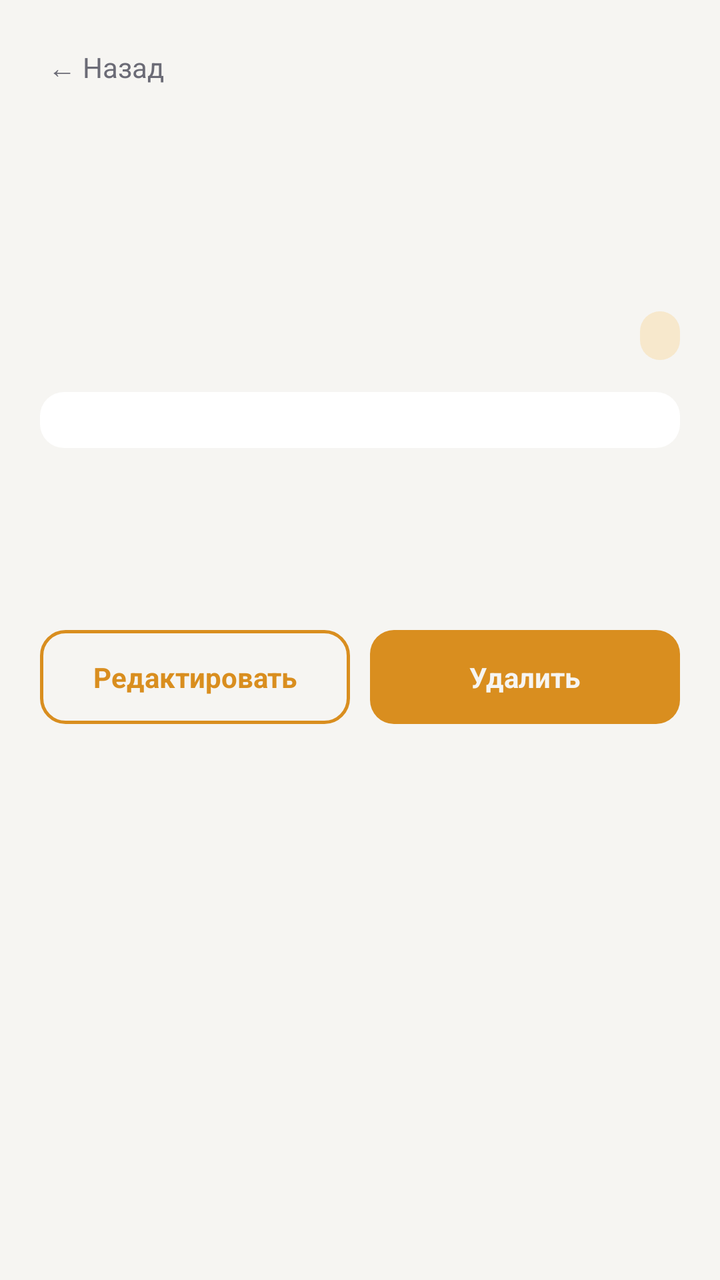
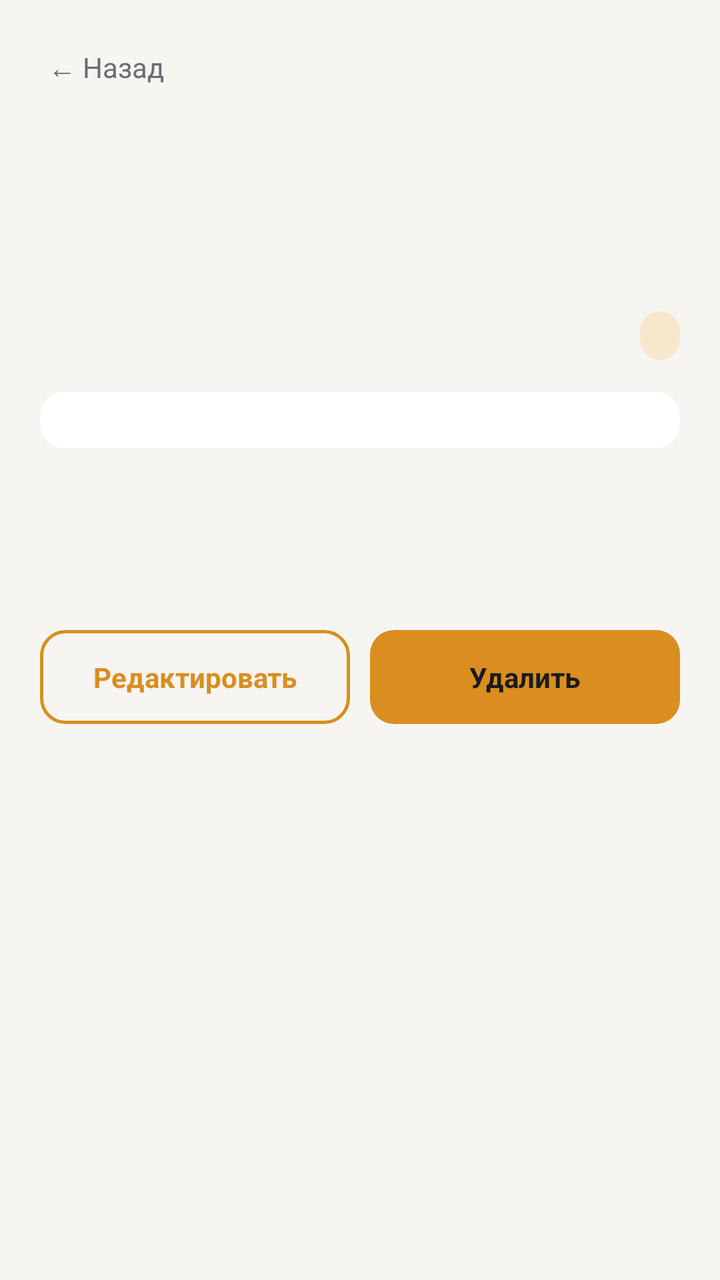

An Android layout rendered at two revisions. The XML below is the earlier revision; the diff shows what the commit changed to produce the second picture.
<!-- AndroidManifest.xml: application theme Theme.MovieDiary -->
<!-- res/layout/fragment_movie_detail.xml -->
<?xml version="1.0" encoding="utf-8"?>
<LinearLayout xmlns:android="http://schemas.android.com/apk/res/android"
    android:layout_width="match_parent"
    android:layout_height="match_parent"
    android:orientation="vertical"
    android:background="@color/colorBackground">

    <LinearLayout
        android:layout_width="match_parent"
        android:layout_height="wrap_content"
        android:orientation="horizontal"
        android:padding="16dp"
        android:gravity="center_vertical">

        <TextView
            android:id="@+id/btnBack"
            android:layout_width="wrap_content"
            android:layout_height="wrap_content"
            android:text="← Назад"
            android:textColor="@color/colorTextMuted"
            android:padding="8dp" />
    </LinearLayout>

    <ScrollView
        android:layout_width="match_parent"
        android:layout_height="0dp"
        android:layout_weight="1">

        <LinearLayout
            android:layout_width="match_parent"
            android:layout_height="wrap_content"
            android:orientation="vertical"
            android:padding="20dp">

            <TextView
                android:id="@+id/tvTitle"
                android:layout_width="match_parent"
                android:layout_height="wrap_content"
                android:textColor="@color/colorTextPrimary"
                android:textSize="22sp"
                android:textStyle="bold" />

            <TextView
                android:id="@+id/tvYearGenre"
                android:layout_width="match_parent"
                android:layout_height="wrap_content"
                android:layout_marginTop="4dp"
                android:layout_marginBottom="16dp"
                android:textColor="@color/colorTextMuted"
                android:textSize="14sp" />

            <LinearLayout
                android:layout_width="match_parent"
                android:layout_height="wrap_content"
                android:orientation="horizontal"
                android:gravity="center_vertical"
                android:layout_marginBottom="16dp">

                <LinearLayout
                    android:id="@+id/starsContainer"
                    android:layout_width="wrap_content"
                    android:layout_height="wrap_content"
                    android:orientation="horizontal" />

                <View
                    android:layout_width="0dp"
                    android:layout_height="1dp"
                    android:layout_weight="1" />

                <TextView
                    android:id="@+id/tvStatusBadge"
                    android:layout_width="wrap_content"
                    android:layout_height="wrap_content"
                    android:textColor="@color/colorAccent"
                    android:textStyle="bold"
                    android:textSize="12sp"
                    android:background="@drawable/bg_badge"
                    android:paddingHorizontal="10dp"
                    android:paddingVertical="4dp" />
            </LinearLayout>

            <LinearLayout
                android:id="@+id/metaRow"
                android:layout_width="match_parent"
                android:layout_height="wrap_content"
                android:orientation="horizontal"
                android:background="@drawable/bg_card"
                android:padding="14dp"
                android:layout_marginBottom="16dp" />

            <TextView
                android:id="@+id/tvTagsLabel"
                android:layout_width="wrap_content"
                android:layout_height="wrap_content"
                android:text="ТЕГИ"
                android:textColor="@color/colorTextMuted"
                android:textSize="12sp"
                android:visibility="gone" />

            <com.google.android.material.chip.ChipGroup
                android:id="@+id/chipGroupTags"
                android:layout_width="match_parent"
                android:layout_height="wrap_content"
                android:layout_marginTop="8dp"
                android:layout_marginBottom="16dp" />

            <TextView
                android:id="@+id/tvReviewLabel"
                android:layout_width="wrap_content"
                android:layout_height="wrap_content"
                android:text="ОТЗЫВ"
                android:textColor="@color/colorTextMuted"
                android:textSize="12sp"
                android:visibility="gone" />

            <TextView
                android:id="@+id/tvReview"
                android:layout_width="match_parent"
                android:layout_height="wrap_content"
                android:layout_marginTop="8dp"
                android:layout_marginBottom="24dp"
                android:textColor="@color/colorTextPrimary"
                android:textSize="14sp"
                android:lineSpacingMultiplier="1.3" />

            <LinearLayout
                android:layout_width="match_parent"
                android:layout_height="wrap_content"
                android:orientation="horizontal">

                <TextView
                    android:id="@+id/btnEdit"
                    android:layout_width="0dp"
                    android:layout_height="wrap_content"
                    android:layout_weight="1"
                    android:layout_marginEnd="10dp"
                    android:text="Редактировать"
                    android:textColor="@color/colorAccent"
                    android:textStyle="bold"
                    android:gravity="center"
                    android:padding="14dp"
                    android:background="@drawable/bg_outline_button" />

                <TextView
                    android:id="@+id/btnDelete"
                    android:layout_width="0dp"
                    android:layout_height="wrap_content"
                    android:layout_weight="1"
                    android:text="Удалить"
                    android:textColor="@color/colorBackground"
                    android:textStyle="bold"
                    android:gravity="center"
                    android:padding="14dp"
                    android:background="@drawable/bg_accent_button" />
            </LinearLayout>

        </LinearLayout>
    </ScrollView>
</LinearLayout>
<!-- resources referenced by this layout -->
<resources>
  <color name="colorAccent">#D98E1F</color>
  <color name="colorBackground">#F6F5F2</color>
  <color name="colorTextMuted">#6B6B76</color>
  <color name="colorTextPrimary">#1A1A1E</color>
  <!-- drawable bg_accent_button (drawable) -->
  <?xml version="1.0" encoding="utf-8"?>
  <shape xmlns:android="http://schemas.android.com/apk/res/android" android:shape="rectangle">
      <solid android:color="@color/colorAccent" />
      <corners android:radius="12dp" />
  </shape>
  <!-- drawable bg_badge (drawable) -->
  <?xml version="1.0" encoding="utf-8"?>
  <shape xmlns:android="http://schemas.android.com/apk/res/android" android:shape="rectangle">
      <solid android:color="@color/colorAccentSoftSolid" />
      <corners android:radius="20dp" />
  </shape>
  <!-- drawable bg_card (drawable) -->
  <?xml version="1.0" encoding="utf-8"?>
  <shape xmlns:android="http://schemas.android.com/apk/res/android" android:shape="rectangle">
      <solid android:color="@color/colorSurface" />
      <corners android:radius="12dp" />
  </shape>
  <!-- drawable bg_outline_button (drawable) -->
  <?xml version="1.0" encoding="utf-8"?>
  <shape xmlns:android="http://schemas.android.com/apk/res/android" android:shape="rectangle">
      <solid android:color="@android:color/transparent" />
      <corners android:radius="12dp" />
      <stroke android:width="1.5dp" android:color="@color/colorAccent" />
  </shape>
  <style name="Theme.MovieDiary" parent="Base.Theme.MovieDiary" />
  <color name="colorAccentSoftSolid">#F7E8CC</color>
  <color name="colorSurface">#FFFFFF</color>
  <style name="Base.Theme.MovieDiary" parent="Theme.Material3.DayNight.NoActionBar">
          
          
      </style>
</resources>

<!-- the commit's change to res/layout/fragment_movie_detail.xml (unified diff, before → after) -->
@@ -147,7 +147,7 @@
                     android:layout_height="wrap_content"
                     android:layout_weight="1"
                     android:text="Удалить"
-                    android:textColor="@color/colorBackground"
+                    android:textColor="@color/colorOnAccent"
                     android:textStyle="bold"
                     android:gravity="center"
                     android:padding="14dp"
<!-- resource entries referenced after the edit -->
@@ -2,6 +2,7 @@
 <resources>
   <color name="colorAccent">#D98E1F</color>
   <color name="colorBackground">#F6F5F2</color>
+  <color name="colorOnAccent">#1A1A1E</color>
   <color name="colorTextMuted">#6B6B76</color>
   <color name="colorTextPrimary">#1A1A1E</color>
   <!-- drawable bg_accent_button (drawable) -->
